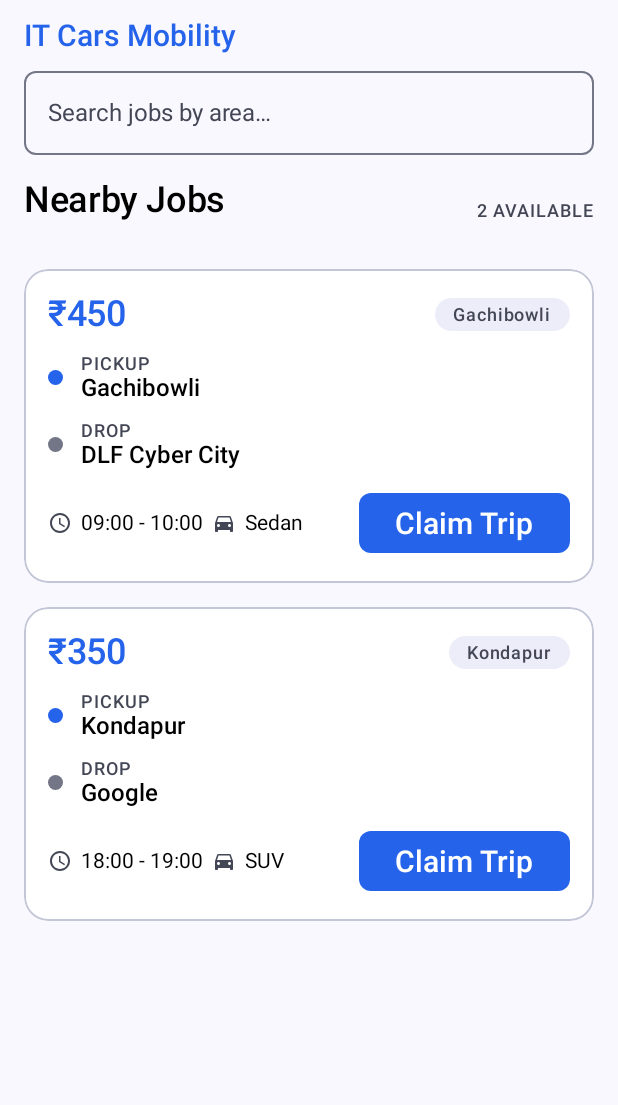
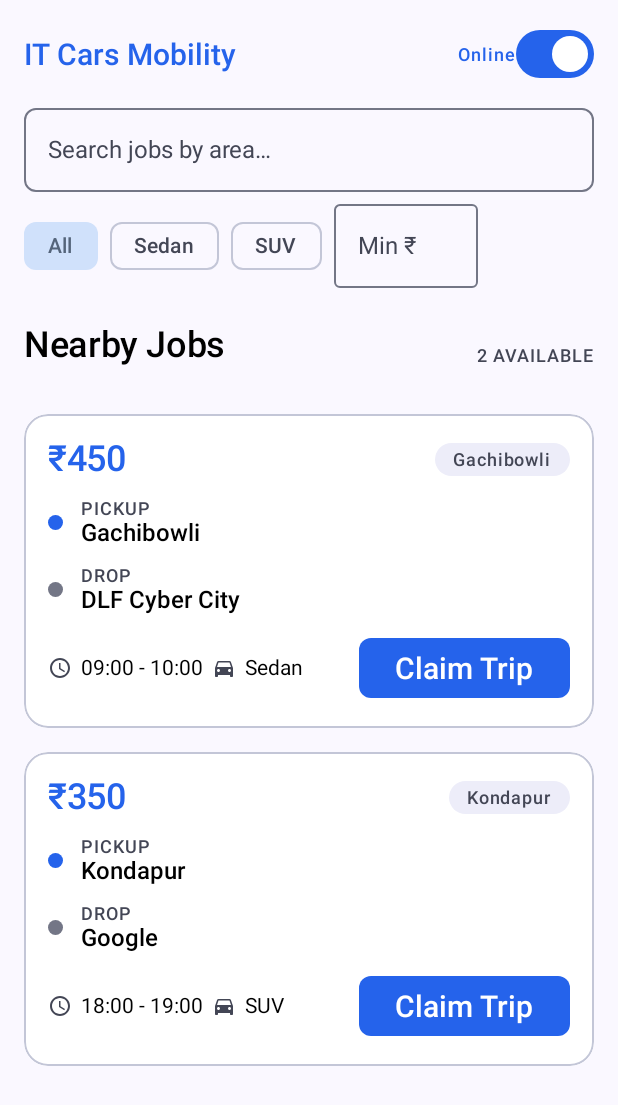
Before and after one commit to thecrazycoders7/itcabs, an Android app built with Jetpack Compose: the @Preview function DriverFeedPreview, on a phone screen of 412 x 824 dp. Shown: the top 1105 px of the screen. Run offline under Robolectric (Android 15) with nearby library versions, the light colour scheme and no system bars; our stand-ins replace Dagger/Hilt's generated code; network calls fail.

Commit message:
feat(driver): 9 driver-experience features
- navigate: one-tap geo: intent to pickup (then drop) — opens the driver's nav app, no Maps key
- release: POST /legs/{id}/release — hand a claimed trip back before it starts, no no-show
- availability (V15): go online/offline switch; new-trip pushes only reach available drivers
- feed preferences: client-side vehicle + minimum-fare filter on the feed
- earnings: My Trips shows paid/pending per trip + earned/pending totals
- rating: /driver/me returns avg stars + count; shown on Profile
- driver-complete: POST /legs/{id}/complete — mark dropped → COMPLETED (idempotent)
- SOS: dial support/emergency from an active trip
- upcoming: GET /legs/upcoming previews scheduled (not-yet-live) trips to plan the day

```diff
--- a/backend/src/main/kotlin/com/itcabs/dispatch/DispatchDtos.kt
+++ b/backend/src/main/kotlin/com/itcabs/dispatch/DispatchDtos.kt
@@ -34,6 +34,7 @@ data class EditLegInput(
 )
 
 data class AssignInput(val driverId: Long)
+data class AvailabilityInput(val available: Boolean)
 
 data class LegDto(
     val id: Long,
--- a/backend/src/main/kotlin/com/itcabs/push/Push.kt
+++ b/backend/src/main/kotlin/com/itcabs/push/Push.kt
@@ -94,7 +94,8 @@ class PushService(
             """SELECT pt.token FROM push_tokens pt
                  JOIN users u ON u.id = pt.user_id
                  JOIN driver_profiles p ON p.user_id = u.id
-                WHERE u.role='DRIVER' AND u.status='ACTIVE' AND p.kyc_status='VERIFIED'""",
+                WHERE u.role='DRIVER' AND u.status='ACTIVE' AND p.kyc_status='VERIFIED'
+                  AND p.available = true""",
             MapSqlParameterSource(), String::class.java,
         )
         if (tokens.isNotEmpty()) sender.send(tokens, "New trip available", "A new trip to $office was just posted.")
--- a/core/network/src/main/kotlin/com/itcabs/core/network/DriverApi.kt
+++ b/core/network/src/main/kotlin/com/itcabs/core/network/DriverApi.kt
@@ -1,5 +1,6 @@
 package com.itcabs.core.network
 
+import com.itcabs.core.network.dto.AvailabilityDto
 import com.itcabs.core.network.dto.DriverProfileDto
 import com.itcabs.core.network.dto.KycInputDto
 import com.itcabs.core.network.dto.PendingDriverDto
@@ -17,6 +18,9 @@ interface DriverApi {
     @GET("api/v1/driver/me")
     suspend fun me(): Response<DriverProfileDto>
 
+    @POST("api/v1/driver/availability")
+    suspend fun setAvailability(@Body body: AvailabilityDto): Response<Map<String, Boolean>>
+
     // admin (is_admin-gated server-side)
     @GET("api/v1/admin/drivers/pending")
     suspend fun pendingDrivers(): Response<List<PendingDriverDto>>
--- a/core/network/src/main/kotlin/com/itcabs/core/network/dto/DriverDtos.kt
+++ b/core/network/src/main/kotlin/com/itcabs/core/network/dto/DriverDtos.kt
@@ -12,7 +12,13 @@ data class DriverProfileDto(
     val tripsCompleted: Int = 0,
     val noShows: Int = 0,
     val rejectionReason: String? = null,
+    val available: Boolean = true,
+    val avgRating: Double? = null,
+    val ratingCount: Int = 0,
 )
+
+@Serializable
+data class AvailabilityDto(val available: Boolean)
 
 @Serializable
 data class RejectInputDto(val reason: String? = null)
--- a/domain/src/main/kotlin/com/itcabs/domain/model/DriverProfile.kt
+++ b/domain/src/main/kotlin/com/itcabs/domain/model/DriverProfile.kt
@@ -10,6 +10,9 @@ data class DriverProfile(
     val tripsCompleted: Int = 0,
     val noShows: Int = 0,
     val rejectionReason: String? = null,
+    val available: Boolean = true,
+    val avgRating: Double? = null,
+    val ratingCount: Int = 0,
 )
 
 /** A driver awaiting KYC approval, shown in the admin review queue. */
--- a/domain/src/main/kotlin/com/itcabs/domain/repository/DriverRepository.kt
+++ b/domain/src/main/kotlin/com/itcabs/domain/repository/DriverRepository.kt
@@ -14,8 +14,11 @@ interface DriverRepository {
         photoUrl: String,
     ): AppResult<Unit>
 
-    /** The signed-in driver's own KYC status + vehicle. */
+    /** The signed-in driver's own KYC status + vehicle + reliability + rating. */
     suspend fun myProfile(): AppResult<DriverProfile>
+
+    /** Toggle whether this driver receives new-trip pushes. */
+    suspend fun setAvailability(available: Boolean): AppResult<Unit>
 
     // admin (is_admin only; enforced server-side)
     suspend fun pendingDrivers(): AppResult<List<PendingDriver>>
--- a/feature/dispatch/src/main/kotlin/com/itcabs/feature/dispatch/DriverFeedScreen.kt
+++ b/feature/dispatch/src/main/kotlin/com/itcabs/feature/dispatch/DriverFeedScreen.kt
@@ -28,11 +28,14 @@ import androidx.compose.foundation.shape.RoundedCornerShape
 import androidx.compose.material.icons.Icons
 import androidx.compose.material.icons.filled.DirectionsCar
 import androidx.compose.material.icons.filled.Schedule
+import androidx.compose.foundation.layout.width
 import androidx.compose.material3.Button
 import androidx.compose.material3.CircularProgressIndicator
+import androidx.compose.material3.FilterChip
 import androidx.compose.material3.Icon
 import androidx.compose.material3.MaterialTheme
 import androidx.compose.material3.OutlinedTextField
+import androidx.compose.material3.Switch
 import androidx.compose.material3.Text
 import androidx.compose.material.icons.filled.NearMe
 import androidx.compose.runtime.Composable
@@ -96,6 +99,9 @@ fun DriverFeedScreen(viewModel: DriverFeedViewModel = hiltViewModel()) {
         onDismissNotice = viewModel::dismissNotice,
         onClaim = viewModel::claim,
         onCompleteKyc = { showKyc = true },
+        onToggleAvailable = viewModel::setAvailable,
+        onVehicleFilter = viewModel::onVehicleFilter,
+        onMinFare = viewModel::onMinFare,
     )
 }
 
@@ -106,15 +112,20 @@ fun DriverFeedContent(
     onDismissNotice: () -> Unit = {},
     onClaim: (Long) -> Unit = {},
     onCompleteKyc: () -> Unit = {},
+    onToggleAvailable: (Boolean) -> Unit = {},
+    onVehicleFilter: (String?) -> Unit = {},
+    onMinFare: (String) -> Unit = {},
 ) {
+    val visible = state.visibleLegs
     Column(
         modifier = Modifier
             .fillMaxSize()
             .background(MaterialTheme.colorScheme.background),
     ) {
-        // Top bar
+        // Top bar with the online/offline switch (gates new-trip notifications).
         Row(
             modifier = Modifier.fillMaxWidth().padding(horizontal = 16.dp, vertical = 12.dp),
+            horizontalArrangement = Arrangement.SpaceBetween,
             verticalAlignment = Alignment.CenterVertically,
         ) {
             Text(
@@ -122,6 +133,11 @@ fun DriverFeedContent(
                 style = MaterialTheme.typography.titleLarge,
                 color = MaterialTheme.colorScheme.primary,
             )
+            Row(verticalAlignment = Alignment.CenterVertically) {
+                Text(if (state.available) "Online" else "Offline", style = MaterialTheme.typography.labelMedium,
+                    color = if (state.available) MaterialTheme.colorScheme.primary else MaterialTheme.colorScheme.onSurfaceVariant)
+                Switch(checked = state.available, onCheckedChange = onToggleAvailable)
+            }
         }
 
         OutlinedTextField(
@@ -133,6 +149,23 @@ fun DriverFeedContent(
             modifier = Modifier.fillMaxWidth().padding(horizontal = 16.dp),
         )
 
+        // Preferences: filter by vehicle + minimum fare so I only see trips worth my time.
+        Row(
+            modifier = Modifier.fillMaxWidth().padding(horizontal = 16.dp, vertical = 8.dp),
+            horizontalArrangement = Arrangement.spacedBy(8.dp),
+            verticalAlignment = Alignment.CenterVertically,
+        ) {
+            FilterChip(selected = state.vehicleFilter == null, onClick = { onVehicleFilter(null) }, label = { Text("All") })
+            state.vehicleOptions.forEach { v ->
+                FilterChip(selected = state.vehicleFilter == v, onClick = { onVehicleFilter(v) }, label = { Text(v) })
+            }
+            OutlinedTextField(
+                value = state.minFareRupees, onValueChange = onMinFare,
+                placeholder = { Text("Min ₹") }, singleLine = true,
+                modifier = Modifier.width(96.dp),
+            )
+        }
+
         Row(
             modifier = Modifier.fillMaxWidth().padding(16.dp),
             horizontalArrangement = Arrangement.SpaceBetween,
@@ -140,7 +173,7 @@ fun DriverFeedContent(
         ) {
             Text("Nearby Jobs", style = MaterialTheme.typography.headlineMedium)
             Text(
-                "${state.legs.size} AVAILABLE",
+                "${visible.size} AVAILABLE",
                 style = MaterialTheme.typography.labelMedium,
                 color = MaterialTheme.colorScheme.onSurfaceVariant,
             )
@@ -166,20 +199,30 @@ fun DriverFeedContent(
             )
         }
 
-        if (state.loading && state.legs.isEmpty()) {
+        if (state.loading && visible.isEmpty()) {
             Box(Modifier.fillMaxSize(), contentAlignment = Alignment.Center) { CircularProgressIndicator() }
         } else {
             LazyColumn(
                 contentPadding = PaddingValues(16.dp),
                 verticalArrangement = Arrangement.spacedBy(16.dp),
             ) {
-                items(state.legs, key = { it.id }) { leg ->
+                items(visible, key = { it.id }) { leg ->
                     LegCard(
                         leg = leg,
                         claiming = state.claimingId == leg.id,
                         canClaim = state.canClaim,
                         onClaim = { onClaim(leg.id) },
                     )
+                }
+                // Scheduled trips — plan-ahead preview; not claimable until they go live.
+                if (state.upcoming.isNotEmpty()) {
+                    item {
+                        Text("Upcoming (scheduled)", style = MaterialTheme.typography.titleMedium,
+                            fontWeight = FontWeight.SemiBold, modifier = Modifier.padding(top = 8.dp))
+                    }
+                    items(state.upcoming, key = { "up-${it.id}" }) { leg ->
+                        LegCard(leg = leg, claiming = false, canClaim = false, onClaim = {}, upcoming = true)
+                    }
                 }
             }
         }
@@ -230,7 +273,7 @@ private fun VerificationBanner(status: KycStatus) {
 }
 
 @Composable
-private fun LegCard(leg: Leg, claiming: Boolean, canClaim: Boolean, onClaim: () -> Unit) {
+private fun LegCard(leg: Leg, claiming: Boolean, canClaim: Boolean, onClaim: () -> Unit, upcoming: Boolean = false) {
     Column(
         modifier = Modifier
             .fillMaxWidth()
@@ -284,6 +327,9 @@ private fun LegCard(leg: Leg, claiming: Boolean, canClaim: Boolean, onClaim: ()
                     Text(leg.vehicleType, style = MaterialTheme.typography.bodyMedium)
                 }
             }
+            if (upcoming) {
+                Text("Scheduled", style = MaterialTheme.typography.labelLarge, fontWeight = FontWeight.SemiBold, color = MaterialTheme.colorScheme.onSurfaceVariant)
+            } else {
                 Button(
                     onClick = onClaim,
                     enabled = !claiming && canClaim,
@@ -293,6 +339,7 @@ private fun LegCard(leg: Leg, claiming: Boolean, canClaim: Boolean, onClaim: ()
                         CircularProgressIndicator(Modifier.size(18.dp), strokeWidth = 2.dp, color = MaterialTheme.colorScheme.onPrimary)
                     } else {
                         Text("Claim Trip", style = MaterialTheme.typography.titleLarge)
+                    }
                 }
             }
         }
--- a/feature/dispatch/src/main/kotlin/com/itcabs/feature/dispatch/DriverFeedViewModel.kt
+++ b/feature/dispatch/src/main/kotlin/com/itcabs/feature/dispatch/DriverFeedViewModel.kt
@@ -18,15 +18,31 @@ import javax.inject.Inject
 data class DriverFeedUiState(
     val area: String = "",
     val legs: List<Leg> = emptyList(),
+    val upcoming: List<Leg> = emptyList(),
     val loading: Boolean = false,
     val claimingId: Long? = null,
     val error: String? = null,
     val notice: String? = null,
     /** null while the driver's verification status is still loading. */
     val kycStatus: KycStatus? = null,
+    val available: Boolean = true,
+    // Feed preferences (client-side): only show trips I can/ want to do.
+    val vehicleFilter: String? = null,
+    val minFareRupees: String = "",
 ) {
     /** Only a verified driver may claim. Allow while status is still unknown (backend re-checks). */
     val canClaim: Boolean get() = kycStatus == null || kycStatus == KycStatus.VERIFIED
+
+    /** Legs after the driver's vehicle + min-fare preferences. */
+    val visibleLegs: List<Leg>
+        get() {
+            val minPaise = (minFareRupees.toLongOrNull() ?: 0) * 100
+            return legs
+                .filter { vehicleFilter == null || it.vehicleType.equals(vehicleFilter, ignoreCase = true) }
+                .filter { it.farePaise >= minPaise }
+        }
+
+    val vehicleOptions: List<String> get() = legs.map { it.vehicleType }.filter { it.isNotBlank() }.distinct()
 }
 
 @HiltViewModel
@@ -59,6 +75,8 @@ class DriverFeedViewModel @Inject constructor(
     }
 
     fun onAreaChange(value: String) = _state.update { it.copy(area = value) }
+    fun onVehicleFilter(v: String?) = _state.update { it.copy(vehicleFilter = v) }
+    fun onMinFare(v: String) = _state.update { it.copy(minFareRupees = v.filter(Char::isDigit)) }
 
     /** Screen supplies device location (coarse is fine — relevance is area-level). */
     fun onLocation(latitude: Double, longitude: Double) {
@@ -67,12 +85,19 @@ class DriverFeedViewModel @Inject constructor(
         refresh()
     }
 
+    /** Go online/offline for new-trip pushes. */
+    fun setAvailable(available: Boolean) {
+        _state.update { it.copy(available = available) }
+        viewModelScope.launch { driver.setAvailability(available) }
+    }
+
     fun refresh() {
         _state.update { it.copy(loading = true, error = null) }
         viewModelScope.launch {
             // Re-check verification too, so approving a driver clears the banner on the next refresh
             // (instead of only after a full app restart).
-            (driver.myProfile() as? AppResult.Ok)?.let { r -> _state.update { it.copy(kycStatus = r.value.kycStatus) } }
+            (driver.myProfile() as? AppResult.Ok)?.let { r -> _state.update { it.copy(kycStatus = r.value.kycStatus, available = r.value.available) } }
+            (dispatch.upcoming(lat, lng) as? AppResult.Ok)?.let { r -> _state.update { it.copy(upcoming = r.value) } }
             when (val result = dispatch.feed(_state.value.area.ifBlank { null }, null, lat, lng)) {
                 is AppResult.Ok -> _state.update { it.copy(loading = false, legs = sorted(result.value)) }
                 is AppResult.Err -> _state.update { it.copy(loading = false, error = result.message) }
```
Also changed, not shown: backend/src/main/kotlin/com/itcabs/dispatch/DispatchController.kt (+30 -0 lines), backend/src/main/kotlin/com/itcabs/dispatch/DispatchService.kt (+40 -4 lines), backend/src/main/kotlin/com/itcabs/identity/DriverController.kt (+9 -2 lines), core/network/src/main/kotlin/com/itcabs/core/network/DispatchApi.kt (+9 -0 lines), data/src/main/kotlin/com/itcabs/data/DispatchRepositoryImpl.kt (+10 -0 lines), data/src/main/kotlin/com/itcabs/data/DriverRepositoryImpl.kt (+7 -0 lines), domain/src/main/kotlin/com/itcabs/domain/repository/DispatchRepository.kt (+7 -0 lines), feature/auth/src/main/kotlin/com/itcabs/feature/auth/ProfileScreen.kt (+7 -2 lines), feature/dispatch/src/main/kotlin/com/itcabs/feature/dispatch/MyTripsScreen.kt (+32 -4 lines), feature/dispatch/src/main/kotlin/com/itcabs/feature/dispatch/MyTripsViewModel.kt (+22 -0 lines), 2 other files. Lines whose indentation alone changed are shown as unchanged.
